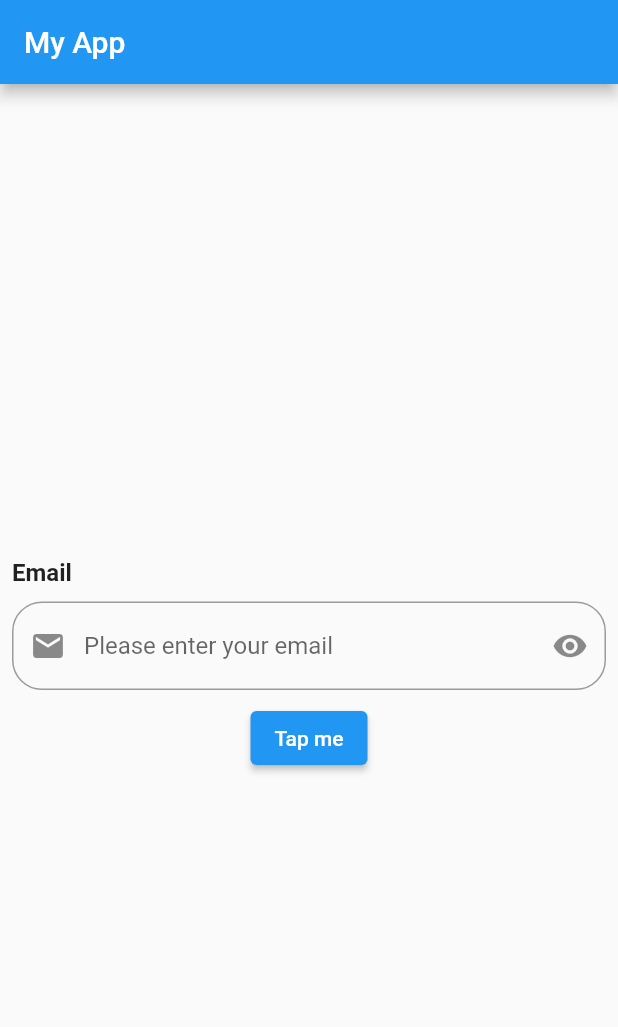
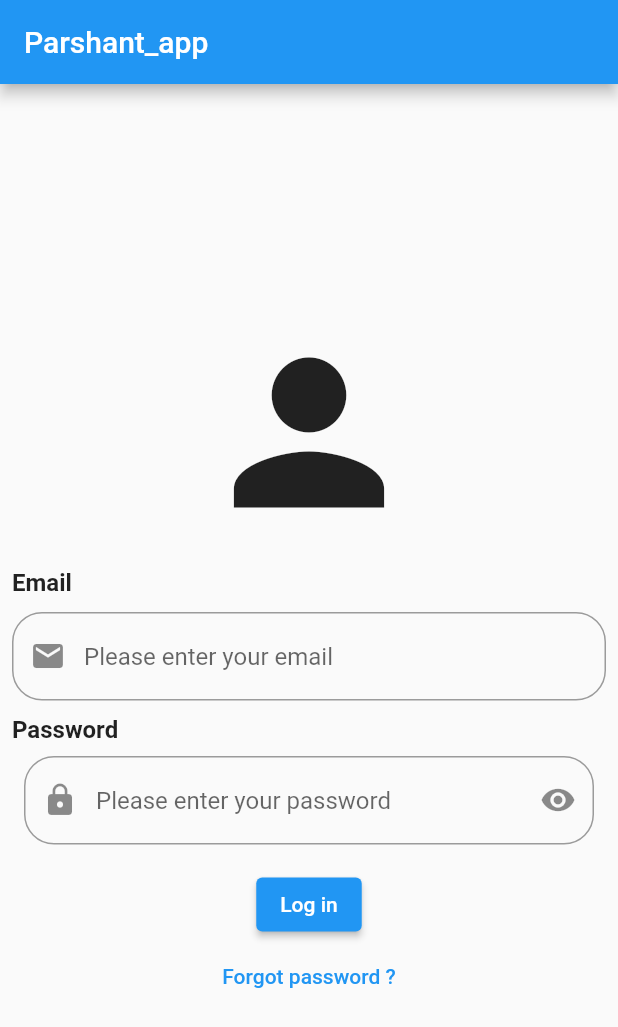
Before and after one commit to parshant986/Login_Page, a Flutter app: the screen it shows after launch, on a phone screen of 412 x 824 dp. Shown: the top 1027 px of the screen. Run offline on Flutter 3.47's test engine with Material 2 defaults, Android fonts, the phone set to English and light mode, and no system bars.

Commit message:
added password area

```diff
--- a/lib/src/view/screens/home.dart
+++ b/lib/src/view/screens/home.dart
@@ -1,5 +1,6 @@
 
 import 'package:flutter/material.dart';
+import 'package:flutter/services.dart';
 import 'package:september/src/view/screens/second_page.dart';
 import 'package:september/src/view/screens/texts.dart';
 
@@ -11,13 +12,15 @@ HomeScreen({super.key});
 }
 
 class _HomeScreenState extends State<HomeScreen> {
-TextEditingController _inputController = TextEditingController();
+TextEditingController _emailInputController = TextEditingController();
+TextEditingController _passwordInputController = TextEditingController();
 
 final formKey = GlobalKey<FormState>();
 
 bool hidePassword = true;
 
 RegExp gmailValidation = RegExp(r'@gmail.com');
+RegExp paasswordValidaton = RegExp(r"[a-z0-9]");
 
   @override
   Widget build(BuildContext context) {
@@ -27,9 +30,16 @@ RegExp gmailValidation = RegExp(r'@gmail.com');
         appBar: AppBar(
           title: Text(appName),
         ),
-        body: Column(
+        body:
+         Column(
           mainAxisAlignment: MainAxisAlignment.center,
           children: [
+          Padding(
+            padding: const EdgeInsets.all(8.0),
+            child: Container(
+              child:Icon(Icons.person, size: 150),
+            ),
+          ),
           // Text("Home Screen", style: TextStyle(fontSize: 20, fontWeight: FontWeight.bold),),
           Padding(
             padding: const EdgeInsets.all(8.0),
@@ -47,7 +57,7 @@ RegExp gmailValidation = RegExp(r'@gmail.com');
                       height: 10,
                     ),
                   TextFormField(
-                    controller: _inputController,
+                    controller: _emailInputController,
                     validator: (value){
                       if(value == null || value.isEmpty){
                         return"This field is required";
@@ -58,10 +68,37 @@ RegExp gmailValidation = RegExp(r'@gmail.com');
                         return null;
                       }
                     },
-                    obscureText: hidePassword,
                     autovalidateMode: AutovalidateMode.onUserInteraction,
                     decoration: InputDecoration(
                       prefixIcon: Icon(Icons.email),
+                      hintText: "Please enter your email",
+                      border: OutlineInputBorder(borderRadius: BorderRadius.circular(20),),
+                    ),
+                  ),
+                  SizedBox(
+                    height: 10,
+                  ),
+                  Text(
+                    "Password",
+                    style: TextStyle(fontSize:16, fontWeight: FontWeight.bold ),
+                  ),
+                  Padding(
+                    padding: const EdgeInsets.all(8.0),
+                    child: TextFormField(
+                      controller: _passwordInputController,
+                      validator: (value){
+                        if(value == null || value.isEmpty){
+                          return"Password required";
+                        } else if(!paasswordValidaton.hasMatch(value)){
+                          return "Please enter corrrect password";
+                        }
+                        else{
+                          return null;
+                        }
+                      },
+                      obscureText: hidePassword,
+                      decoration: InputDecoration(
+                        prefixIcon: Icon(Icons.lock),
                          suffixIcon: IconButton(
                           onPressed: () {
                             hidePassword = !hidePassword;
@@ -71,10 +108,11 @@ RegExp gmailValidation = RegExp(r'@gmail.com');
                           ?Icons.remove_red_eye:
                           Icons.remove_red_eye_outlined),
                         ),
-                      hintText: "Please enter your email",
-                      border: OutlineInputBorder(borderRadius: BorderRadius.circular(20))
+                        hintText: "Please enter your password",
+                        border: OutlineInputBorder(borderRadius: BorderRadius.circular(20),)
                       ),
                     ),
+                  )
                 ],
               ),
             ),
@@ -84,10 +122,18 @@ RegExp gmailValidation = RegExp(r'@gmail.com');
               if(formKey.currentState!.validate())
               Navigator.of(context).push(
                 MaterialPageRoute(builder: ((context) => SecondScreen(
-                  title: _inputController.text,
-               ))));
+                  title: "Welcome to second screen"
+                )
+              )
+             )
+            );
           },
-          child: Text("Tap me"))
+          child: Text("Log in")
+          ),
+         TextButton(
+            onPressed: (){},
+            child: Text("Forgot password ?")
+          ),
          ],
         ),
       ),
--- a/lib/src/view/screens/texts.dart
+++ b/lib/src/view/screens/texts.dart
@@ -1 +1 @@
-const String appName ="My App";
+const String appName ="Parshant_app";
```
Also changed, not shown: 1 other file. Lines whose indentation alone changed are shown as unchanged.
